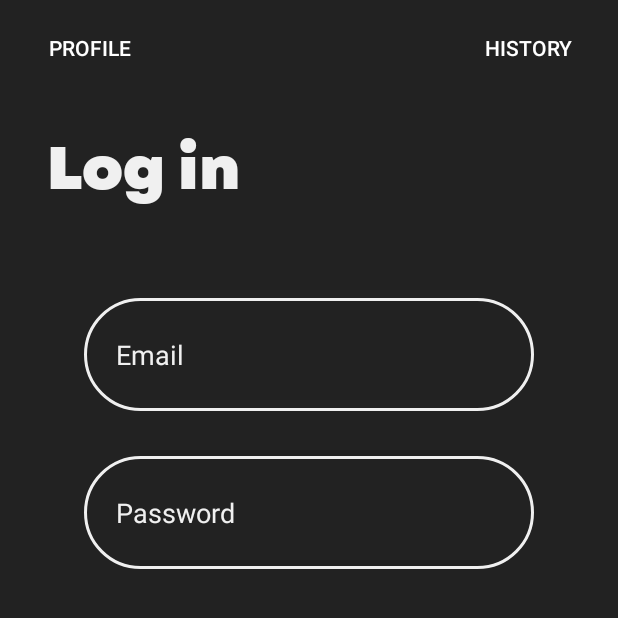
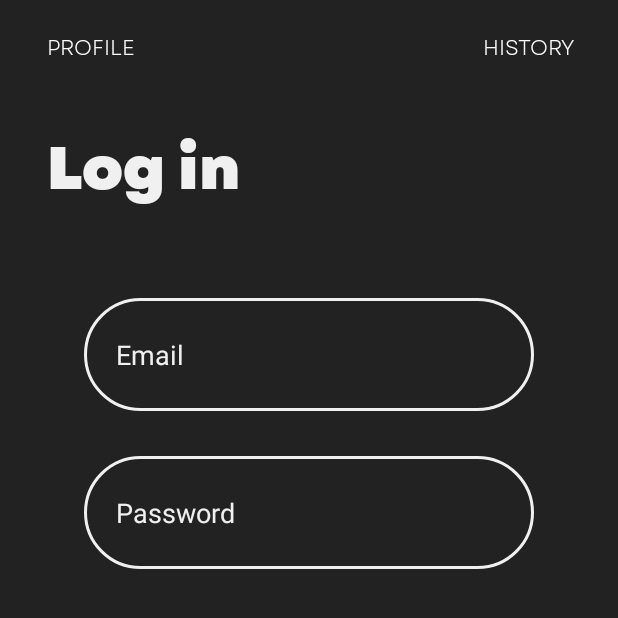
Before and after one commit to berkecankocyigit/CS394-Project, an Android app: the screen it shows after launch (MainActivity), on a phone screen of 412 x 824 dp, the top half of it. Run offline under Robolectric (Android 15) with nearby library versions, the phone set to English and light mode, and no system bars; our stand-ins replace navigation-ui.

Commit message:
navigation top is updated

```diff
--- a/app/src/main/res/layout/fragment_navigation_top.xml
+++ b/app/src/main/res/layout/fragment_navigation_top.xml
@@ -18,6 +18,7 @@
         android:background="#00FFFFFF"
         android:textColor="@color/white"
         android:text="Profile"
+        android:fontFamily="@font/garet_book"
         app:layout_constraintStart_toStartOf="parent"
         app:layout_constraintTop_toTopOf="parent" />
 
@@ -30,6 +31,7 @@
         android:background="#00FFFFFF"
         android:textColor="@color/white"
         android:text="History"
+        android:fontFamily="@font/garet_book"
         app:layout_constraintEnd_toEndOf="parent"
         app:layout_constraintTop_toTopOf="parent" />
 
```
